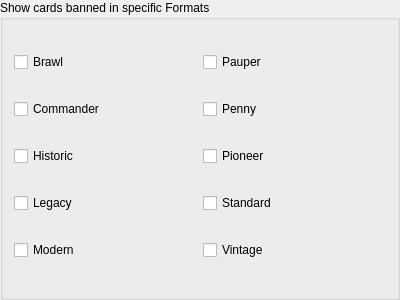
Above: mtg_proxy_printer/resources/ui/settings_window/format_printing_filter.ui from luziferius/MTGProxyPrinter before the change. Below: the same form after it.
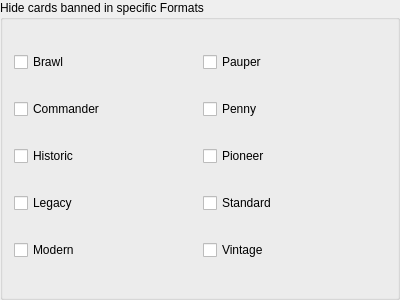
That is the form after the change.

Commit message:
Inverted the printing filter storage and display. Renamed the settings section from “downloads” to “card-filter”. Renamed all settings keys from “download-XXX” to “hide-XXX”, inverting the boolean value Renamed the checkbox widgets in the Settings window. Updated the display texts.
FossilOrigin-Name: 28221b913635a766973b15758eae41be1a02f9cc6a85cdadbe6da6c392145e3f

Diff of the .ui file:
```diff
--- a/mtg_proxy_printer/resources/ui/settings_window/format_printing_filter.ui
+++ b/mtg_proxy_printer/resources/ui/settings_window/format_printing_filter.ui
@@ -14,7 +14,7 @@
    <string>Form</string>
   </property>
   <property name="title">
-   <string>Show cards banned in specific Formats</string>
+   <string>Hide cards banned in specific Formats</string>
   </property>
   <layout class="QGridLayout" name="gridLayout_3">
    <item row="0" column="0">
```
Left out of the diff: 22 changed lines with no effect on the pictures. The commit also changes 12 other files.
